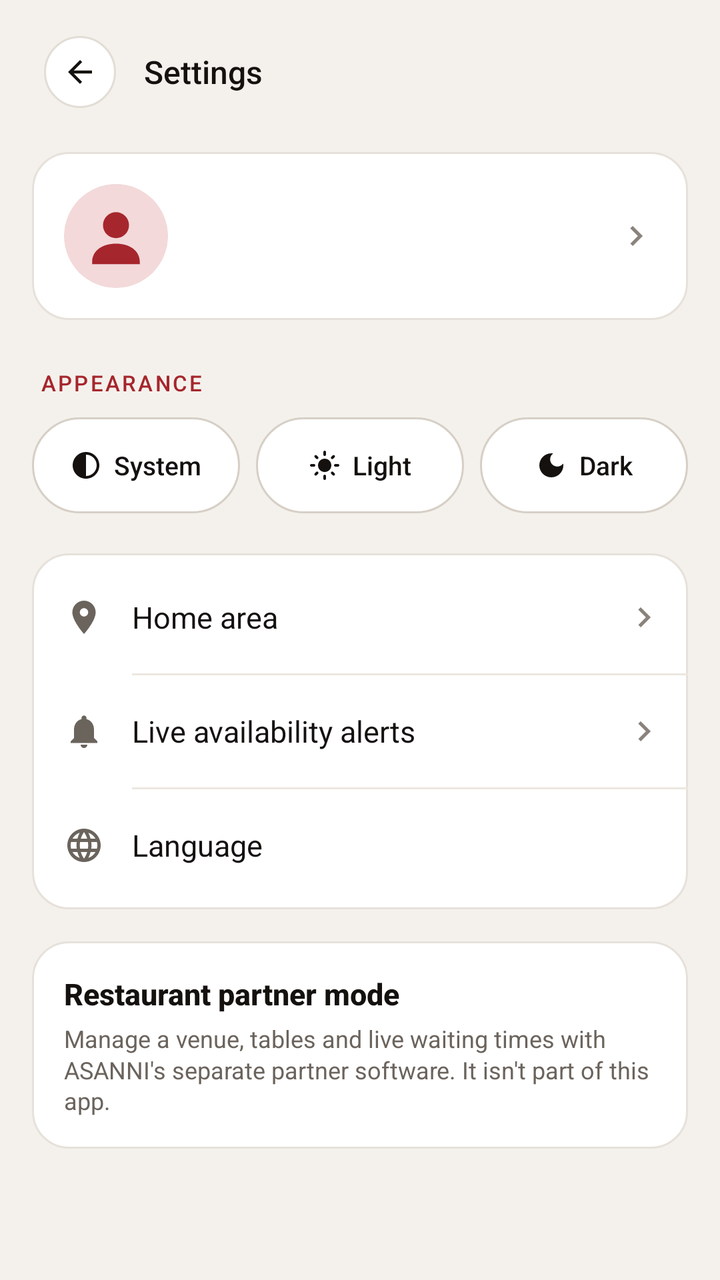
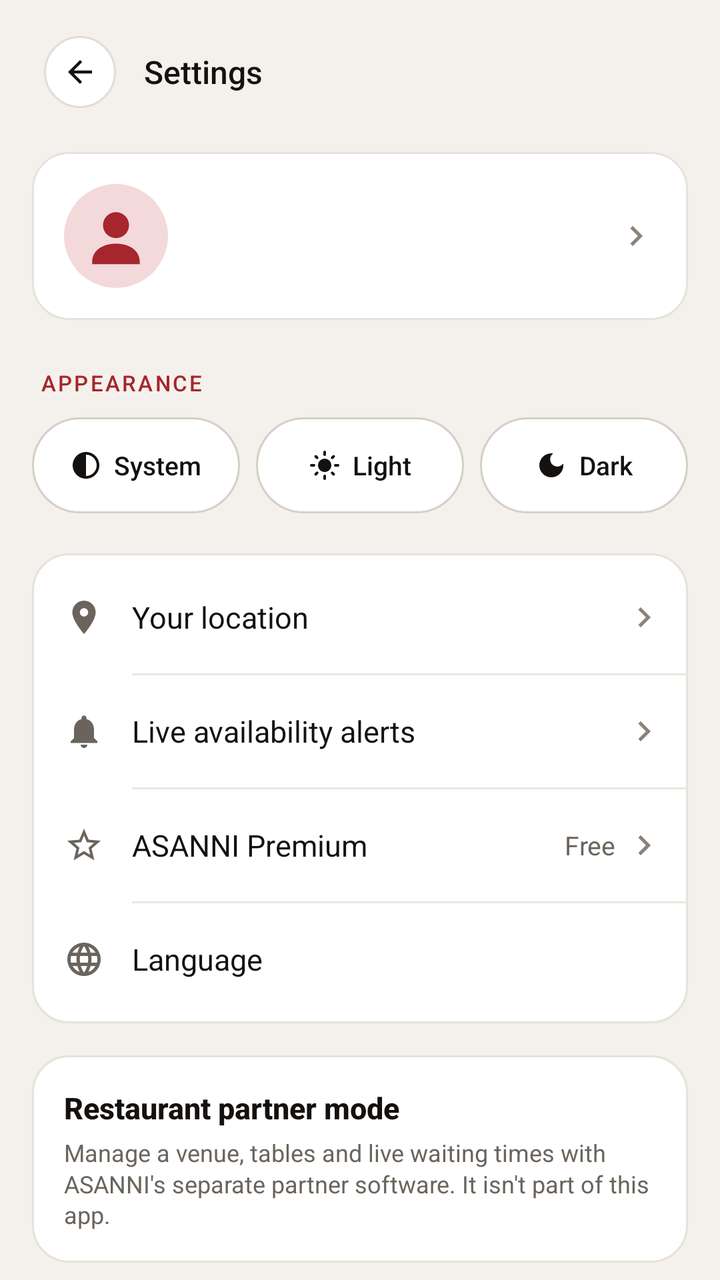

Two renders of the same Android screen: before a commit and after it. Below are the layout's source before the change and the commit's diff.
<!-- AndroidManifest.xml: activity theme AsanniScreenTheme -->
<!-- res/layout/activity_settings.xml -->
<?xml version="1.0" encoding="utf-8"?>
<FrameLayout xmlns:android="http://schemas.android.com/apk/res/android"
    android:id="@+id/settings_root"
    android:layout_width="match_parent"
    android:layout_height="match_parent"
    android:background="@color/asanni_welcome_background">

    <ScrollView
        android:layout_width="match_parent"
        android:layout_height="match_parent"
        android:fillViewport="true"
        android:overScrollMode="never"
        android:scrollbars="none">

        <LinearLayout
            android:layout_width="match_parent"
            android:layout_height="wrap_content"
            android:orientation="vertical"
            android:paddingStart="16dp"
            android:paddingTop="12dp"
            android:paddingEnd="16dp"
            android:paddingBottom="20dp">

            
            <LinearLayout
                android:id="@+id/top_bar"
                style="@style/AsanniTopBar">

                <FrameLayout
                    android:id="@+id/button_back"
                    style="@style/AsanniTopBarButton"
                    android:contentDescription="@string/back">

                    <ImageView
                        style="@style/AsanniTopBarIcon"
                        android:src="@drawable/ic_arrow_back" />
                </FrameLayout>

                
                <TextView
                    style="@style/AsanniTopBarTitle"
                    android:text="@string/settings_title" />
            </LinearLayout>


            
            
            <TextView
                android:id="@+id/text_offline_note"
                android:layout_width="match_parent"
                android:layout_height="wrap_content"
                android:layout_marginTop="8dp"
                android:background="@drawable/bg_status_badge_pending"
                android:drawablePadding="8dp"
                android:gravity="center"
                android:paddingStart="14dp"
                android:paddingTop="6dp"
                android:paddingEnd="14dp"
                android:paddingBottom="6dp"
                android:text="@string/offline_cached_note"
                android:textColor="@color/asanni_pending"
                android:textSize="12sp"
                android:visibility="gone" />

            
            <LinearLayout
                android:id="@+id/row_profile"
                style="@style/AsanniCard"
                android:layout_marginTop="16dp"
                android:clickable="true"
                android:focusable="true"
                android:foreground="?android:attr/selectableItemBackground"
                android:gravity="center_vertical"
                android:orientation="horizontal"
                android:padding="16dp">

                
                <ImageView
                    android:id="@+id/settings_avatar"
                    android:layout_width="52dp"
                    android:layout_height="52dp"
                    android:background="@drawable/bg_avatar_circle"
                    android:clipToOutline="true"
                    android:importantForAccessibility="no"
                    android:scaleType="centerCrop"
                    android:src="@drawable/asanni_avatar_default" />

                <LinearLayout
                    android:layout_width="0dp"
                    android:layout_height="wrap_content"
                    android:layout_marginStart="14dp"
                    android:layout_weight="1"
                    android:orientation="vertical">

                    
                    <TextView
                        android:id="@+id/settings_name"
                        android:layout_width="match_parent"
                        android:layout_height="wrap_content"
                        android:ellipsize="end"
                        android:fontFamily="sans-serif-medium"
                        android:maxLines="1"
                        android:textColor="@color/asanni_welcome_ink"
                        android:textSize="17sp"
                        android:textStyle="bold" />

                    
                    <TextView
                        android:id="@+id/settings_subtitle"
                        android:layout_width="match_parent"
                        android:layout_height="wrap_content"
                        android:layout_marginTop="2dp"
                        android:ellipsize="end"
                        android:maxLines="1"
                        android:textColor="@color/asanni_welcome_muted"
                        android:textSize="12sp" />
                </LinearLayout>

                <ImageView style="@style/AsanniSettingsChevron" />
            </LinearLayout>

            
            
            <TextView
                style="@style/AsanniSectionLabel"
                android:text="@string/appearance_label" />

            <include
                android:id="@+id/appearance_selector"
                layout="@layout/view_appearance_selector" />

            
            <LinearLayout
                style="@style/AsanniCard"
                android:layout_marginTop="20dp"
                android:paddingTop="4dp"
                android:paddingBottom="4dp">

                
                <LinearLayout
                    android:id="@+id/row_address"
                    style="@style/AsanniSettingsRow">

                    <ImageView
                        style="@style/AsanniSettingsRowIcon"
                        android:src="@drawable/ic_location_pin" />

                    
                    <TextView
                        style="@style/AsanniSettingsRowLabel"
                        android:text="@string/address_label" />

                    <TextView
                        android:id="@+id/value_address"
                        style="@style/AsanniSettingsRowValue" />

                    <ImageView style="@style/AsanniSettingsChevron" />
                </LinearLayout>

                <View style="@style/AsanniDivider" />

                
                <LinearLayout
                    android:id="@+id/row_alerts"
                    style="@style/AsanniSettingsRow">

                    <ImageView
                        style="@style/AsanniSettingsRowIcon"
                        android:src="@drawable/ic_notifications" />

                    
                    <TextView
                        style="@style/AsanniSettingsRowLabel"
                        android:text="@string/settings_alerts_label" />

                    <TextView
                        android:id="@+id/value_alerts"
                        style="@style/AsanniSettingsRowValue" />

                    <ImageView style="@style/AsanniSettingsChevron" />
                </LinearLayout>

                <View style="@style/AsanniDivider" />

                
                <LinearLayout
                    android:id="@+id/row_language"
                    style="@style/AsanniSettingsRow"
                    android:background="@null"
                    android:clickable="false"
                    android:focusable="true">

                    <ImageView
                        style="@style/AsanniSettingsRowIcon"
                        android:src="@drawable/ic_language" />

                    
                    <TextView
                        style="@style/AsanniSettingsRowLabel"
                        android:text="@string/language_label" />

                    <TextView
                        android:id="@+id/value_language"
                        style="@style/AsanniSettingsRowValue"
                        android:layout_marginEnd="8dp" />
                </LinearLayout>
            </LinearLayout>

            
            <LinearLayout
                style="@style/AsanniCard"
                android:layout_marginTop="16dp"
                android:padding="16dp">

                
                <TextView
                    android:layout_width="wrap_content"
                    android:layout_height="wrap_content"
                    android:fontFamily="sans-serif-medium"
                    android:text="@string/settings_partner_title"
                    android:textColor="@color/asanni_welcome_ink"
                    android:textSize="15sp"
                    android:textStyle="bold" />

                
                <TextView
                    android:layout_width="match_parent"
                    android:layout_height="wrap_content"
                    android:layout_marginTop="4dp"
                    android:lineSpacingMultiplier="1.1"
                    android:text="@string/settings_partner_description"
                    android:textColor="@color/asanni_welcome_muted"
                    android:textSize="12sp" />
            </LinearLayout>

            <View
                android:layout_width="match_parent"
                android:layout_height="0dp"
                android:layout_weight="1"
                android:minHeight="24dp" />

            
            <TextView
                android:id="@+id/text_version"
                android:layout_width="match_parent"
                android:layout_height="wrap_content"
                android:layout_marginTop="16dp"
                android:gravity="center"
                android:letterSpacing="0.08"
                android:textAllCaps="true"
                android:textColor="@color/asanni_welcome_muted"
                android:textSize="10sp" />
        </LinearLayout>
    </ScrollView>
</FrameLayout>
<!-- res/layout/view_appearance_selector.xml (included above) -->
<?xml version="1.0" encoding="utf-8"?>
<LinearLayout xmlns:android="http://schemas.android.com/apk/res/android"
    android:layout_width="match_parent"
    android:layout_height="wrap_content"
    android:orientation="horizontal">

    <LinearLayout
        android:id="@+id/segment_system"
        style="@style/AsanniSegment">

        <ImageView
            style="@style/AsanniSegmentIcon"
            android:src="@drawable/ic_brightness_auto" />

        
        <TextView
            style="@style/AsanniSegmentLabel"
            android:text="@string/appearance_system" />
    </LinearLayout>

    <LinearLayout
        android:id="@+id/segment_light"
        style="@style/AsanniSegment"
        android:layout_marginStart="8dp">

        <ImageView
            style="@style/AsanniSegmentIcon"
            android:src="@drawable/ic_light_mode" />

        
        <TextView
            style="@style/AsanniSegmentLabel"
            android:text="@string/appearance_light" />
    </LinearLayout>

    <LinearLayout
        android:id="@+id/segment_dark"
        style="@style/AsanniSegment"
        android:layout_marginStart="8dp">

        <ImageView
            style="@style/AsanniSegmentIcon"
            android:src="@drawable/ic_dark_mode" />

        
        <TextView
            style="@style/AsanniSegmentLabel"
            android:text="@string/appearance_dark" />
    </LinearLayout>
</LinearLayout>
<!-- resources referenced by this layout -->
<resources>
  <color name="asanni_pending">#9A5B00</color>
  <color name="asanni_welcome_background">#F4F1EC</color>
  <color name="asanni_welcome_ink">#14110F</color>
  <color name="asanni_welcome_muted">#6B645D</color>
  <!-- drawable bg_avatar_circle (drawable) -->
  <?xml version="1.0" encoding="utf-8"?>
  <shape xmlns:android="http://schemas.android.com/apk/res/android"
      android:shape="oval">
      <solid android:color="@color/asanni_card_default_fill" />
  </shape>
  <!-- drawable bg_status_badge_pending (drawable) -->
  <?xml version="1.0" encoding="utf-8"?>
  <shape xmlns:android="http://schemas.android.com/apk/res/android"
      android:shape="rectangle">
      <solid android:color="@color/asanni_pending_fill" />
      <corners android:radius="100dp" />
  </shape>
  <string name="address_label">Home area</string>
  <string name="appearance_dark">Dark</string>
  <string name="appearance_label">Appearance</string>
  <string name="appearance_light">Light</string>
  <string name="appearance_system">System</string>
  <string name="back">Back</string>
  <string name="language_label">Language</string>
  <string name="offline_cached_note">Offline. Showing your last saved details.</string>
  <string name="settings_alerts_label">Live availability alerts</string>
  <string name="settings_partner_description">Manage a venue, tables and live waiting times with ASANNI\'s separate partner software. It isn\'t part of this app.</string>
  <string name="settings_partner_title">Restaurant partner mode</string>
  <string name="settings_title">Settings</string>
  <style name="AsanniCard">
          <item name="android:layout_width">match_parent</item>
          <item name="android:layout_height">wrap_content</item>
          <item name="android:background">@drawable/bg_settings_card</item>
          <item name="android:orientation">vertical</item>
      </style>
  <style name="AsanniTopBar">
          <item name="android:layout_width">match_parent</item>
          <item name="android:layout_height">wrap_content</item>
          <item name="android:gravity">center_vertical</item>
          <item name="android:orientation">horizontal</item>
      </style>
  <style name="AsanniTopBarButton">
          <item name="android:layout_width">48dp</item>
          <item name="android:layout_height">48dp</item>
          <item name="android:clickable">true</item>
          <item name="android:focusable">true</item>
      </style>
  <color name="asanni_tile_selected_fill">#F3D9DA</color>
  <color name="asanni_welcome_accent">#A6262D</color>
  <color name="asanni_card_default_fill">#EEEBE6</color>
  <color name="asanni_pending_fill">#FBEFD9</color>
  <color name="asanni_divider">#ECE7E0</color>
  <color name="asanni_chevron">#8A837B</color>
  <color name="asanni_surface">#FFFFFF</color>
  <color name="asanni_card_default_border">#E6E1DA</color>
  <color name="asanni_segment_selected_fill">#14110F</color>
  <color name="asanni_outline">#D6CFC6</color>
  <color name="asanni_close_fill">#FFFFFF</color>
  <color name="asanni_close_border">#E2DDD5</color>
  <!-- unchanged entries left out for length: 25 -->
</resources>

<!-- the commit's change to res/layout/activity_settings.xml (unified diff, before → after) -->
@@ -148,7 +148,7 @@
                     
                     <TextView
                         style="@style/AsanniSettingsRowLabel"
-                        android:text="@string/address_label" />
+                        android:text="@string/settings_location_label" />
 
                     <TextView
                         android:id="@+id/value_address"
@@ -176,6 +176,31 @@
                     <TextView
                         android:id="@+id/value_alerts"
                         style="@style/AsanniSettingsRowValue" />
+
+                    <ImageView style="@style/AsanniSettingsChevron" />
+                </LinearLayout>
+
+                <View style="@style/AsanniDivider" />
+
+                
+                <LinearLayout
+                    android:id="@+id/row_premium"
+                    style="@style/AsanniSettingsRow">
+
+                    
+                    <ImageView
+                        style="@style/AsanniSettingsRowIcon"
+                        android:src="@drawable/ic_star_outline" />
+
+                    
+                    <TextView
+                        style="@style/AsanniSettingsRowLabel"
+                        android:text="@string/premium_row_label" />
+
+                    <TextView
+                        android:id="@+id/value_premium"
+                        style="@style/AsanniSettingsRowValue"
+                        android:text="@string/premium_status_free" />
 
                     <ImageView style="@style/AsanniSettingsChevron" />
                 </LinearLayout>
<!-- resource entries referenced after the edit -->
@@ -17,7 +17,12 @@
       <solid android:color="@color/asanni_pending_fill" />
       <corners android:radius="100dp" />
   </shape>
-  <string name="address_label">Home area</string>
+  <!-- drawable ic_star_outline (drawable) -->
+  <?xml version="1.0" encoding="utf-8"?>
+  <vector xmlns:android="http://schemas.android.com/apk/res/android"
+      android:width="24dp" android:height="24dp" android:viewportWidth="24" android:viewportHeight="24">
+      <path android:fillColor="#FFFFFF" android:pathData="M22,9.24l-7.19,-0.62L12,2 9.19,8.63 2,9.24l5.46,4.73L5.82,21 12,17.27 18.18,21l-1.63,-7.03L22,9.24zM12,15.4l-3.76,2.27 1,-4.28 -3.32,-2.88 4.38,-0.38L12,6.1l1.71,4.04 4.38,0.38 -3.32,2.88 1,4.28L12,15.4z" />
+  </vector>
   <string name="appearance_dark">Dark</string>
   <string name="appearance_label">Appearance</string>
   <string name="appearance_light">Light</string>
@@ -25,7 +30,10 @@
   <string name="back">Back</string>
   <string name="language_label">Language</string>
   <string name="offline_cached_note">Offline. Showing your last saved details.</string>
+  <string name="premium_row_label">ASANNI Premium</string>
+  <string name="premium_status_free">Free</string>
   <string name="settings_alerts_label">Live availability alerts</string>
+  <string name="settings_location_label">Your location</string>
   <string name="settings_partner_description">Manage a venue, tables and live waiting times with ASANNI\'s separate partner software. It isn\'t part of this app.</string>
   <string name="settings_partner_title">Restaurant partner mode</string>
   <string name="settings_title">Settings</string>
